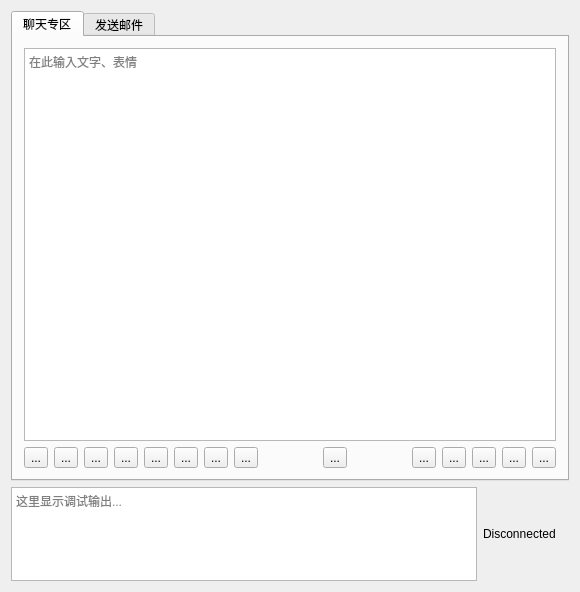
Above: wrenchmainwindow.ui from baohaojun/system-config before the change. Below: the same form after it.
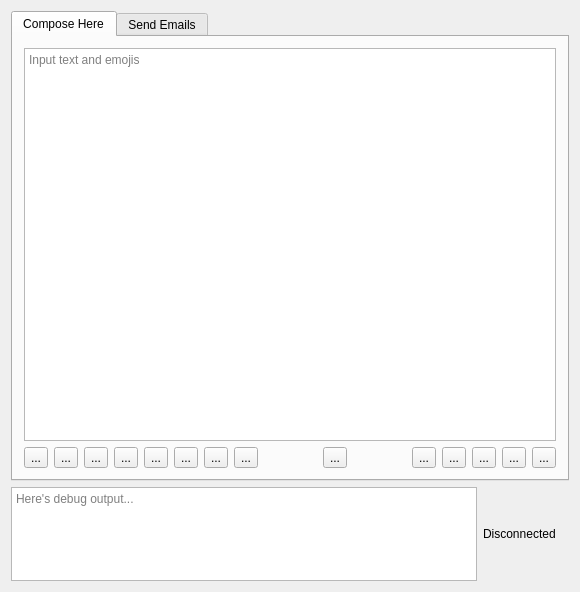
That is the form after the change. Icons and pictures are not drawn. Custom widgets are drawn as their Qt base class.

Commit message: Switch to English

Patch:
```diff
--- a/wrenchmainwindow.ui
+++ b/wrenchmainwindow.ui
@@ -25,7 +25,7 @@
       </property>
       <widget class="QWidget" name="tabChat">
        <attribute name="title">
-        <string>聊天专区</string>
+        <string>Compose Here</string>
        </attribute>
        <layout class="QVBoxLayout" name="verticalLayout">
         <item>
@@ -39,7 +39,7 @@
              <bool>true</bool>
             </property>
             <property name="placeholderText">
-             <string>在此输入文字、表情</string>
+             <string>Input text and emojis</string>
             </property>
            </widget>
           </item>
@@ -293,7 +293,7 @@
       </widget>
       <widget class="QWidget" name="tabMail">
        <attribute name="title">
-        <string>发送邮件</string>
+        <string>Send Emails</string>
        </attribute>
        <layout class="QVBoxLayout" name="verticalLayout_3">
         <item>
@@ -569,7 +569,7 @@
          <bool>true</bool>
         </property>
         <property name="placeholderText">
-         <string>这里显示调试输出...</string>
+         <string>Here's debug output...</string>
         </property>
        </widget>
       </item>
```
Left out of the diff: 42 changed lines with no effect on the pictures. The commit also changes 2 other files.
